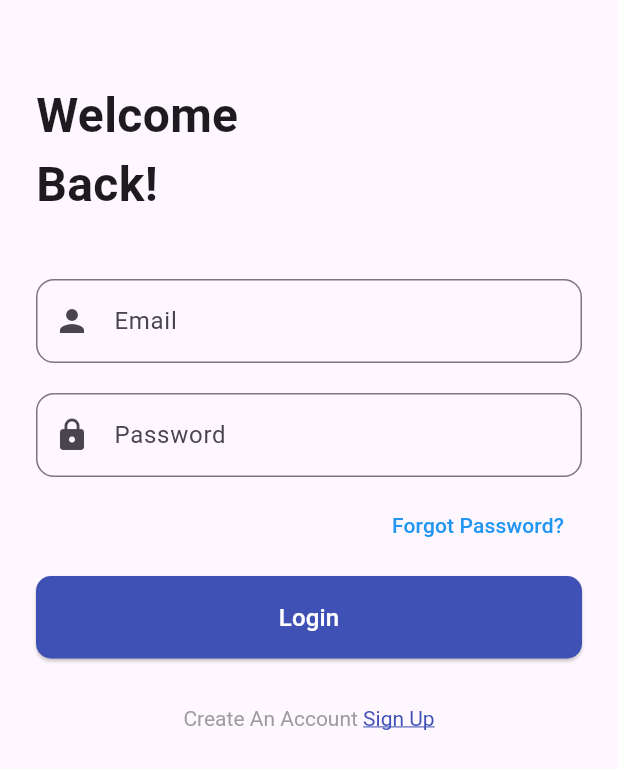
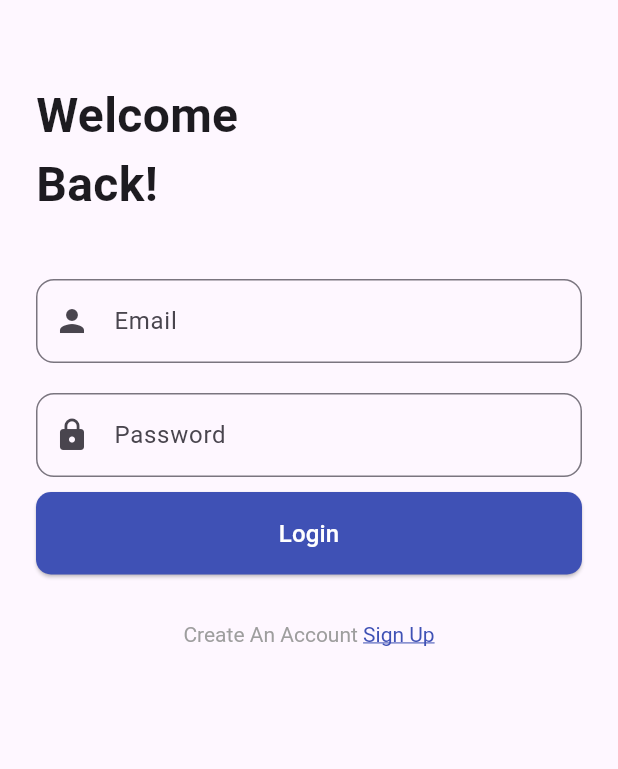
Before and after one commit to AnandaFajar26/fiisaliamart, a Flutter app: the LoginScreen screen opened directly, on a phone screen of 412 x 824 dp. Shown: the top 769 px of the screen. Run offline on Flutter 3.47's test engine with Material 3 defaults, Android fonts, the phone set to English and light mode, and no system bars; our stand-ins replace get, image_picker, supabase_flutter; accounts and stored records are empty.

Commit message:
hapus lupapasword

```diff
--- a/lib/halamanlogin/user_login.dart
+++ b/lib/halamanlogin/user_login.dart
@@ -100,19 +100,6 @@ class _LoginScreenState extends State<LoginScreen> {
                     ),
                   ),
                 ),
-                const SizedBox(height: 8),
-                Align(
-                  alignment: Alignment.centerRight,
-                  child: TextButton(
-                    onPressed: () {
-                      // Arahkan ke halaman forgot password kalau sudah dibuat
-                    },
-                    child: const Text(
-                      "Forgot Password?",
-                      style: TextStyle(color: Colors.blue),
-                    ),
-                  ),
-                ),
                 const SizedBox(height: 10),
                 SizedBox(
                   width: double.infinity,
```
